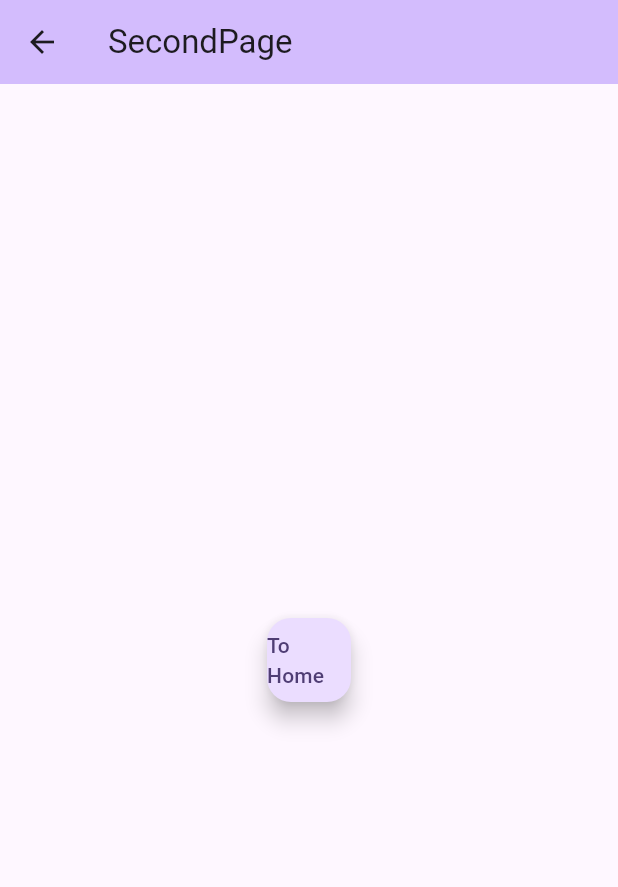
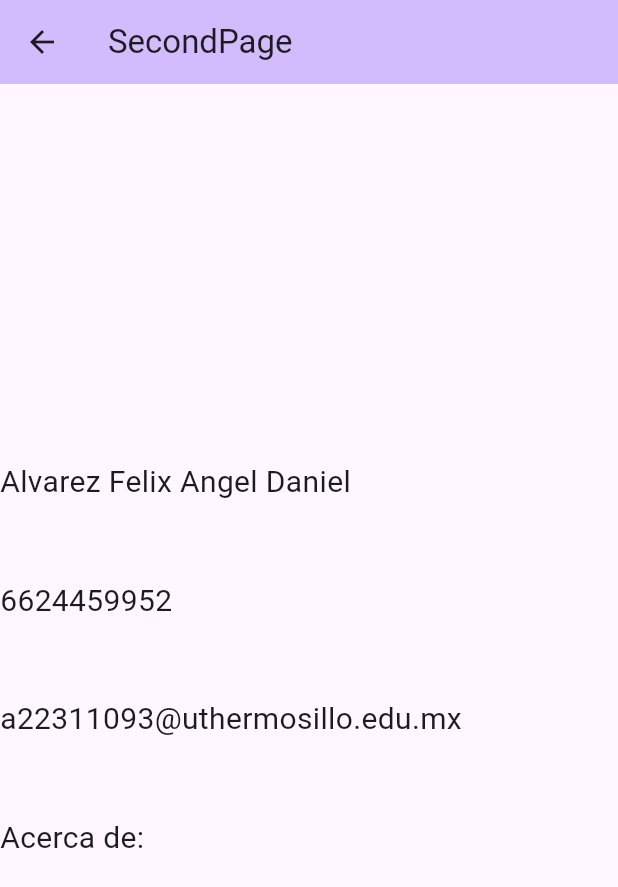
Before and after one commit to AngelAlvarez52/DS52_DMOMU_practicas, a Flutter app: the screen it shows after launch, after a tap on "Ver+", on a phone screen of 412 x 824 dp. Shown: the top 887 px of the screen. Run offline on Flutter 3.47's test engine with Material 3 defaults, Android fonts, the light colour scheme and no system bars.

Commit message:
Se hizo el diseño de los otros layouts

```diff
--- a/proyecto3/lib/MyHomePage.dart
+++ b/proyecto3/lib/MyHomePage.dart
@@ -24,7 +24,7 @@ class _MyHomePageState extends State<MyHomePage> {
           mainAxisAlignment: MainAxisAlignment.center,
           children: <Widget>[
             Image.asset(
-              'assets/logo.png',
+              'assets/images/logo.png',
               width: 300,
               height: 300,
             ),
--- a/proyecto3/lib/SecondPage.dart
+++ b/proyecto3/lib/SecondPage.dart
@@ -10,12 +10,45 @@ class SecondPage extends StatelessWidget {
         backgroundColor: Theme.of(context).colorScheme.inversePrimary,
         title: const Text('SecondPage'),
       ),
-      body: Center(
-        child: FloatingActionButton(
-          child: const Text('To Home'),
-          onPressed: () {
-            Navigator.pop(context);
-          },
+      body: const Center(
+        child: Column(
+          mainAxisAlignment: MainAxisAlignment.center,
+          children: <Widget>[
+            Row(
+              children: [
+                Text('Alvarez Felix Angel Daniel',
+                    style: TextStyle(fontSize: 20)),
+              ],
+            ),
+            SizedBox(
+              height: 50,
+            ),
+            Row(
+              children: [
+                Text(
+                  '6624459952',
+                  style: TextStyle(fontSize: 20),
+                ),
+              ],
+            ),
+            SizedBox(
+              height: 50,
+            ),
+            Row(
+              children: [
+                Text('a22311093@uthermosillo.edu.mx',
+                    style: TextStyle(fontSize: 20)),
+              ],
+            ),
+            SizedBox(
+              height: 50,
+            ),
+            Row(
+              children: [
+                Text('Acerca de:', style: TextStyle(fontSize: 20)),
+              ],
+            ),
+          ],
         ),
       ),
     );
--- a/proyecto3/pubspec.yaml
+++ b/proyecto3/pubspec.yaml
@@ -58,7 +58,7 @@ flutter:
   # the material Icons class.
   uses-material-design: true
   assets:
-    - assets/
+    - assets/images/
 
   # To add assets to your application, add an assets section, like this:
   # assets:
```
Also changed, not shown: proyecto3/lib/LinksPage.dart (+53 -5 lines), proyecto3/assets/images/fblogo.png (added), proyecto3/assets/images/logo.png (renamed from proyecto3/assets/logo.png), proyecto3/assets/images/logodiscord.png (added), proyecto3/assets/images/logotwitter.png (added), proyecto3/assets/images/steamlogo.png (added).
